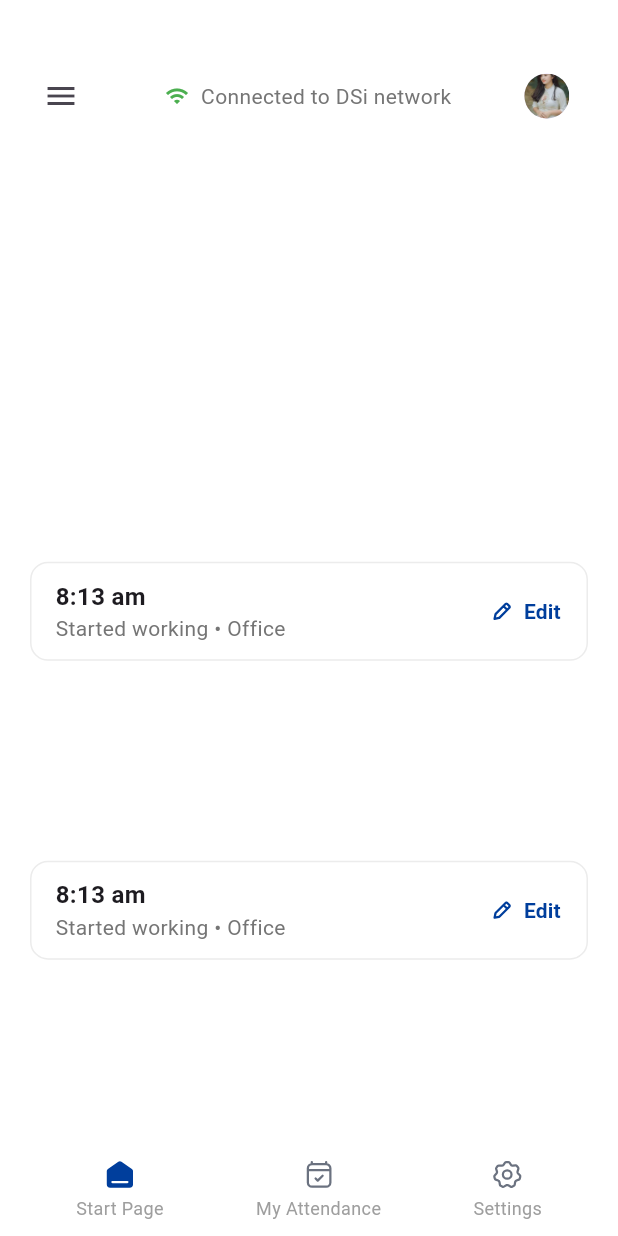
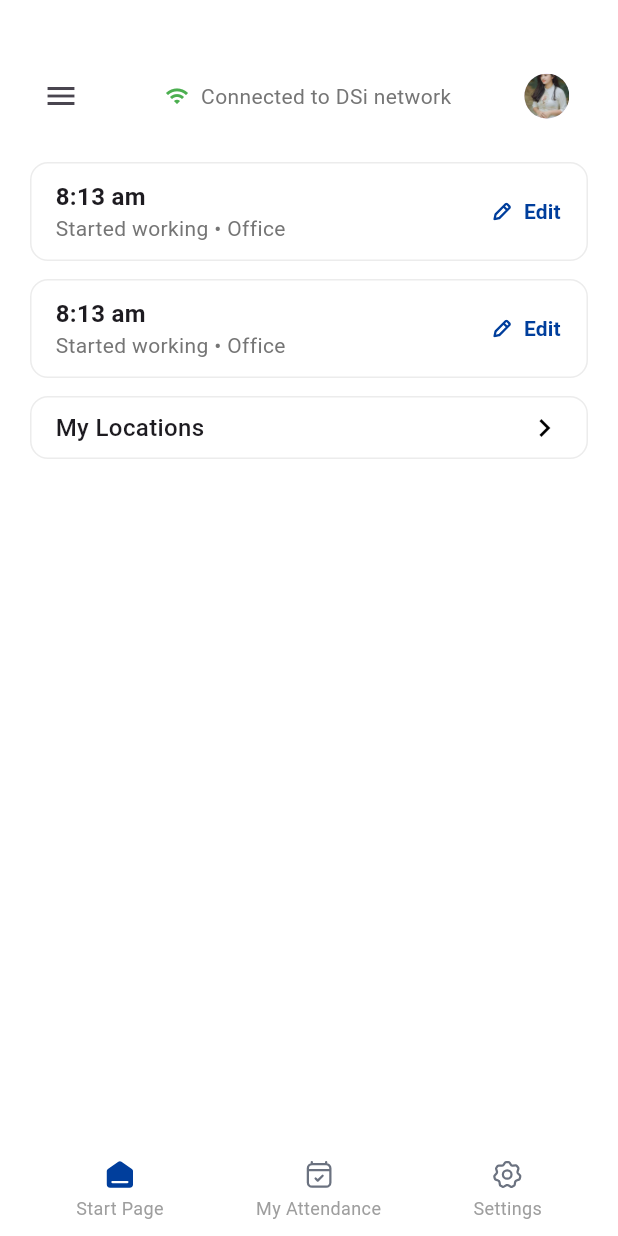
Before and after one commit to kabbo25/new_design, a Flutter app: the FinishWorkingView screen opened directly, on a phone screen of 412 x 824 dp. Run offline on Flutter 3.47's test engine with Material 3 defaults, Android fonts, the phone set to English and light mode, and no system bars; our stand-ins replace connectivity_plus, flutter_svg, gap, geocoding, geolocator, go_router and 1 more; missing offline and left inert: gif_view, network_info_plus; generated files the repository leaves out were written again; project files that could hold a hidden picture were left out.

Commit message:
added location_bottom_sheet with dummy data

```diff
--- a/lib/features/finish_working/view/pages/finish_working_page.dart
+++ b/lib/features/finish_working/view/pages/finish_working_page.dart
@@ -1,5 +1,7 @@
 import 'package:flutter/material.dart';
+import 'package:gap/gap.dart';
 import 'package:new_design/features/finish_working/model/working_status.dart';
+import 'package:new_design/features/finish_working/view/widgets/location_bottom_sheet.dart';
 import 'package:new_design/features/finish_working/view/widgets/network_profile_bar.dart';
 import 'package:new_design/features/finish_working/view/widgets/working_status_card.dart';
 import 'package:new_design/features/finish_working/viewmodel/finish_working_view_model.dart';
@@ -40,31 +42,38 @@ class FinishWorkingView extends StatelessWidget {
                 crossAxisAlignment: CrossAxisAlignment.start,
                 mainAxisAlignment: MainAxisAlignment.spaceBetween,
                 children: [
-                  //network status bar with circle avatar
+                  // network status bar with circle avatar
                   const NetworkProfileBar(),
                   const SizedBox(height: 20),
-                  //start working card
+
+                  // start working card
                   WorkingStatusCard(
                     workingStatus: viewModel.workingStatus,
                     onEdit: () => (),
                   ),
-                  //finished working card
+                  const Gap(12),
+                  // finished working card
                   WorkingStatusCard(
                     workingStatus: viewModel.workingStatus,
                     onEdit: () => (),
                   ),
-                  //My locations card that show all the location through bottom modal
-                  //Timer section
-                  //if any note added, it will appear here
-                  //add a note elevated button
+                  const Gap(12),
+                  // My locations card
+                  MyLocationsCard(
+                    locations: viewModel.locations,
+                    onLocationSelected: (location) {
+                      viewModel.updateLocation(location);
+                    },
+                  ),
+                  const Spacer(),
+                  // Timer section
+
+                  // if any note added, it will appear here
+
+                  // add a note elevated button
+
                   const Stack(
                     children: [
-                      // Positioned.fill(
-                      // child: BackgroundWidget(
-                      // config: viewModel.backgroundConfig),
-                      // ),
-                      //seet you tommorrow text
-                      //text button work again
                       BottomNavigationSection(),
                     ],
                   ),
--- /dev/null
+++ b/lib/features/finish_working/view/widgets/location_bottom_sheet.dart
@@ -0,0 +1,139 @@
+import 'package:flutter/material.dart';
+
+class LocationsBottomSheet extends StatelessWidget {
+  final List<String> locations;
+  final Function(String) onLocationSelected;
+
+  const LocationsBottomSheet({
+    super.key,
+    required this.locations,
+    required this.onLocationSelected,
+  });
+
+  @override
+  Widget build(BuildContext context) {
+    return Container(
+      padding: const EdgeInsets.symmetric(horizontal: 20, vertical: 24),
+      decoration: const BoxDecoration(
+        color: Colors.white,
+        borderRadius: BorderRadius.vertical(top: Radius.circular(20)),
+      ),
+      child: Column(
+        mainAxisSize: MainAxisSize.min,
+        crossAxisAlignment: CrossAxisAlignment.start,
+        children: [
+          Row(
+            mainAxisAlignment: MainAxisAlignment.spaceBetween,
+            children: [
+              const Text(
+                'My Locations',
+                style: TextStyle(
+                  fontSize: 20,
+                  fontWeight: FontWeight.w600,
+                ),
+              ),
+              IconButton(
+                onPressed: () => Navigator.pop(context),
+                icon: const Icon(Icons.close),
+              ),
+            ],
+          ),
+          const SizedBox(height: 16),
+          ...locations.map(
+            (location) => GestureDetector(
+              onTap: () {
+                onLocationSelected(location);
+                Navigator.pop(context);
+              },
+              child: Container(
+                margin: const EdgeInsets.only(bottom: 12),
+                padding:
+                    const EdgeInsets.symmetric(vertical: 12, horizontal: 16),
+                decoration: BoxDecoration(
+                  color: Colors.grey[50],
+                  borderRadius: BorderRadius.circular(8),
+                ),
+                child: Row(
+                  children: [
+                    const Icon(
+                      Icons.location_on_outlined,
+                      size: 20,
+                    ),
+                    const SizedBox(width: 12),
+                    Text(
+                      location,
+                      style: const TextStyle(
+                        fontSize: 16,
+                      ),
+                    ),
+                  ],
+                ),
+              ),
+            ),
+          ),
+        ],
+      ),
+    );
+  }
+}
+
+class MyLocationsCard extends StatelessWidget {
+  final List<String> locations;
+  final Function(String)? onLocationSelected;
+
+  const MyLocationsCard({
+    super.key,
+    required this.locations,
+    this.onLocationSelected,
+  });
+
+  void _showLocationsBottomSheet(BuildContext context) {
+    showModalBottomSheet(
+      context: context,
+      isScrollControlled: true,
+      backgroundColor: Colors.transparent,
+      builder: (context) => LocationsBottomSheet(
+        locations: locations,
+        onLocationSelected: onLocationSelected ?? (_) {},
+      ),
+    );
+  }
+
+  @override
+  Widget build(BuildContext context) {
+    final bool isEnabled = locations.isNotEmpty;
+
+    return GestureDetector(
+      onTap: isEnabled ? () => _showLocationsBottomSheet(context) : null,
+      child: Opacity(
+        opacity: isEnabled ? 1.0 : 0.5,
+        child: Container(
+          padding: const EdgeInsets.symmetric(vertical: 8, horizontal: 16),
+          decoration: BoxDecoration(
+            color: Colors.white,
+            borderRadius: BorderRadius.circular(12),
+            border: Border.all(
+              color: Colors.grey.withOpacity(0.2),
+            ),
+          ),
+          child: Row(
+            mainAxisAlignment: MainAxisAlignment.spaceBetween,
+            children: [
+              const Text(
+                'My Locations',
+                style: TextStyle(
+                  fontSize: 16,
+                  fontWeight: FontWeight.w500,
+                ),
+              ),
+              Icon(
+                Icons.chevron_right,
+                color: isEnabled ? Colors.black : Colors.grey,
+              ),
+            ],
+          ),
+        ),
+      ),
+    );
+  }
+}
--- a/lib/features/finish_working/viewmodel/finish_working_view_model.dart
+++ b/lib/features/finish_working/viewmodel/finish_working_view_model.dart
@@ -3,6 +3,11 @@ import 'package:new_design/features/finish_working/model/working_status.dart';
 
 class FinishWorkingViewModel extends ChangeNotifier {
   late WorkingStatus _workingStatus;
+  final List<String> _locations = [
+    'Office',
+    'Home',
+    'Cafe'
+  ]; // Add your default locations here
 
   FinishWorkingViewModel({WorkMode workMode = WorkMode.starting}) {
     _workingStatus = WorkingStatus(
@@ -13,6 +18,7 @@ class FinishWorkingViewModel extends ChangeNotifier {
   }
 
   WorkingStatus get workingStatus => _workingStatus;
+  List<String> get locations => _locations;
 
   void updateLastWorkingDay(TimeOfDay newTime) {
     _workingStatus = WorkingStatus(
@@ -22,4 +28,13 @@ class FinishWorkingViewModel extends ChangeNotifier {
     );
     notifyListeners();
   }
+
+  void updateLocation(String newLocation) {
+    _workingStatus = WorkingStatus(
+      location: newLocation,
+      workMode: _workingStatus.workMode,
+      time: _workingStatus.time,
+    );
+    notifyListeners();
+  }
 }
```
